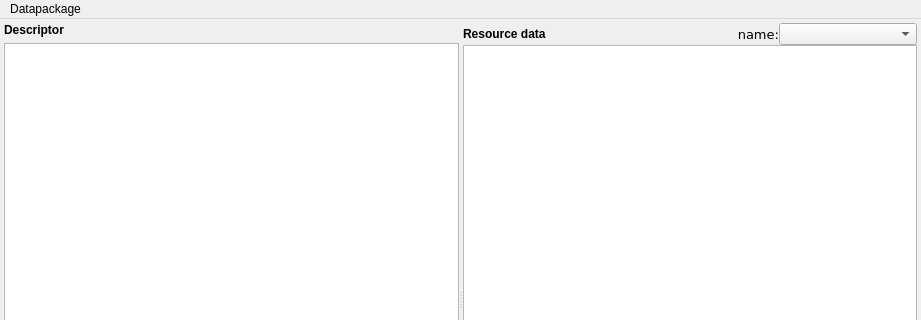
Above: spinetoolbox/ui/spine_datapackage_form.ui from spine-tools/Spine-Toolbox before the change; both pictures show x 0 to 921 and y 0 to 320 of the 921 by 600 pixel window. Below: the same form after it.
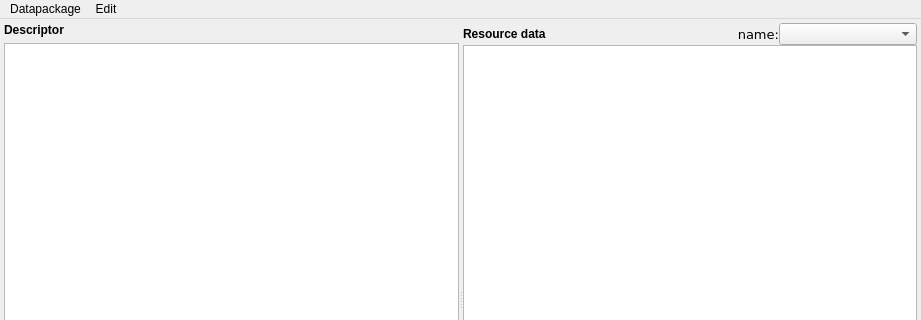
That is the form after the change. Custom widgets are drawn as their Qt base class.

Commit message: Issue #106 (not #109) updated. - Split form to edit datapackages keys into 'primary' and 'foreign'. - Convert now works with database mapping.

Patch:
```diff
--- a/spinetoolbox/ui/spine_datapackage_form.ui
+++ b/spinetoolbox/ui/spine_datapackage_form.ui
@@ -228,7 +228,15 @@
     <addaction name="actionExport"/>
     <addaction name="actionQuit"/>
    </widget>
+   <widget class="QMenu" name="menuEdit">
+    <property name="title">
+     <string>Edit</string>
+    </property>
+    <addaction name="actionPrimary_keys"/>
+    <addaction name="actionForeign_keys"/>
+   </widget>
    <addaction name="menuFile"/>
+   <addaction name="menuEdit"/>
   </widget>
   <widget class="QStatusBar" name="statusbar"/>
   <action name="actionSave_datapackage">
```
Left out of the diff: 37 changed lines with no effect on the pictures. The commit also changes 26 other files.
